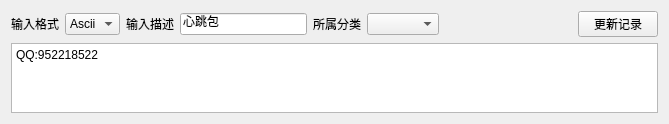
Before: the Qt Designer form src/pages/page/input/datapreset/SAKInputDataPresetItem.ui in x-tools-author/x-tools, drawn with Qt 5.
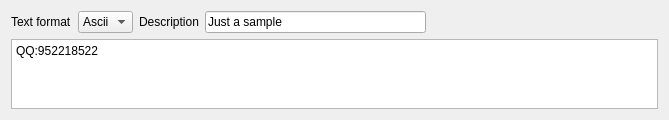
After: the same form once the commit is applied.

Commit message: remove ui component

The edit to the form file:
```diff
--- a/src/pages/page/input/datapreset/SAKInputDataPresetItem.ui
+++ b/src/pages/page/input/datapreset/SAKInputDataPresetItem.ui
@@ -26,13 +26,6 @@
    <string>Form</string>
   </property>
   <layout class="QGridLayout" name="gridLayout">
-   <item row="0" column="3">
-    <widget class="QLineEdit" name="descriptionLineEdit">
-     <property name="text">
-      <string>心跳包</string>
-     </property>
-    </widget>
-   </item>
    <item row="0" column="1">
     <widget class="QComboBox" name="textFormatComboBox">
      <item>
@@ -45,28 +38,25 @@
    <item row="0" column="2">
     <widget class="QLabel" name="label_2">
      <property name="text">
-      <string>输入描述</string>
-     </property>
-    </widget>
-   </item>
-   <item row="0" column="5">
-    <widget class="QComboBox" name="classifyComboBox"/>
-   </item>
-   <item row="0" column="4">
-    <widget class="QLabel" name="label_3">
-     <property name="text">
-      <string>所属分类</string>
+      <string>Description</string>
      </property>
     </widget>
    </item>
    <item row="0" column="0">
     <widget class="QLabel" name="label">
      <property name="text">
-      <string>输入格式</string>
+      <string>Text format</string>
      </property>
     </widget>
    </item>
-   <item row="0" column="6">
+   <item row="0" column="3">
+    <widget class="QLineEdit" name="descriptionLineEdit">
+     <property name="text">
+      <string>Just a sample</string>
+     </property>
+    </widget>
+   </item>
+   <item row="0" column="4">
     <spacer name="horizontalSpacer">
      <property name="orientation">
       <enum>Qt::Horizontal</enum>
@@ -79,17 +69,7 @@
      </property>
     </spacer>
    </item>
-   <item row="0" column="7">
-    <widget class="QPushButton" name="updatePushButton">
-     <property name="toolTip">
-      <string>更新数据库中相应的数据记录</string>
-     </property>
-     <property name="text">
-      <string>更新记录</string>
-     </property>
-    </widget>
-   </item>
-   <item row="1" column="0" colspan="8">
+   <item row="1" column="0" colspan="6">
     <widget class="QTextEdit" name="inputDataTextEdit">
      <property name="sizePolicy">
       <sizepolicy hsizetype="Expanding" vsizetype="Expanding">
@@ -111,7 +91,7 @@
 &lt;p style=&quot; margin-top:0px; margin-bottom:0px; margin-left:0px; margin-right:0px; -qt-block-indent:0; text-indent:0px;&quot;&gt;QQ:952218522&lt;/p&gt;&lt;/body&gt;&lt;/html&gt;</string>
      </property>
      <property name="placeholderText">
-      <string>请输入需要发送的数据</string>
+      <string>Please input the data that need to be written</string>
      </property>
     </widget>
    </item>
```
Left out of the diff: 4 changed lines with no effect on the pictures. The commit also changes 2 other files.
